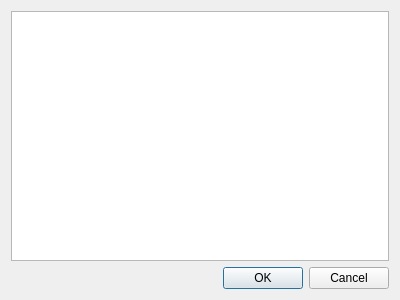
Before: the Qt Designer form src/Mod/Material/Gui/ListEdit.ui in southseact-3d/fcd, drawn with Qt 5.
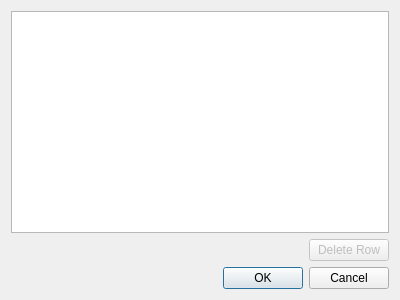
After: the same form once the commit is applied.

Patch:
```diff
--- a/src/Mod/Material/Gui/ListEdit.ui
+++ b/src/Mod/Material/Gui/ListEdit.ui
@@ -17,6 +17,33 @@
    <item>
     <widget class="QListView" name="listView"/>
    </item>
+   <item>
+    <layout class="QHBoxLayout" name="horizontalLayout">
+     <item>
+      <spacer name="horizontalSpacer">
+       <property name="orientation">
+        <enum>Qt::Horizontal</enum>
+       </property>
+       <property name="sizeHint" stdset="0">
+        <size>
+         <width>40</width>
+         <height>20</height>
+        </size>
+       </property>
+      </spacer>
+     </item>
+     <item>
+      <widget class="QPushButton" name="buttonDeleteRow">
+       <property name="enabled">
+        <bool>false</bool>
+       </property>
+       <property name="text">
+        <string>Delete Row</string>
+       </property>
+      </widget>
+     </item>
+    </layout>
+   </item>
    <item>
     <widget class="QDialogButtonBox" name="standardButtons">
      <property name="orientation">
```
